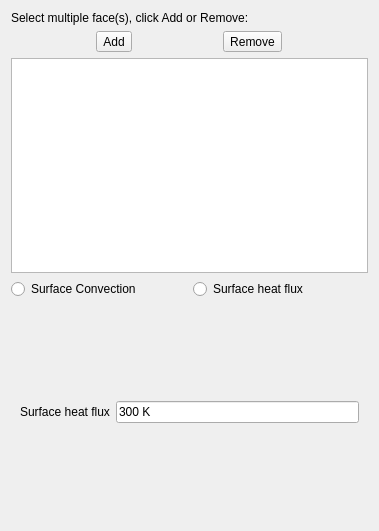
southseact-3d/fcd, file src/Mod/Fem/Gui/TaskFemConstraintHeatflux.ui: the form before one commit.
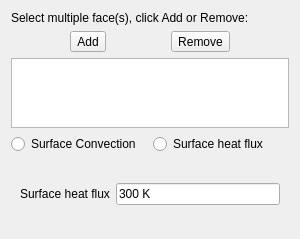
The form after the commit. Custom widgets are drawn as their Qt base class.

```diff
--- a/src/Mod/Fem/Gui/TaskFemConstraintHeatflux.ui
+++ b/src/Mod/Fem/Gui/TaskFemConstraintHeatflux.ui
@@ -6,8 +6,8 @@
    <rect>
     <x>0</x>
     <y>0</y>
-    <width>379</width>
-    <height>531</height>
+    <width>300</width>
+    <height>238</height>
    </rect>
   </property>
   <property name="windowTitle">
```
